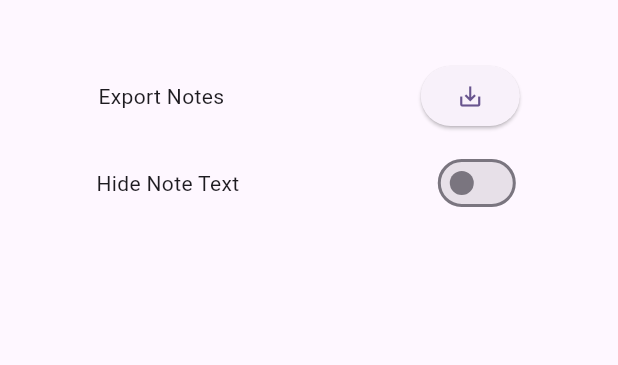
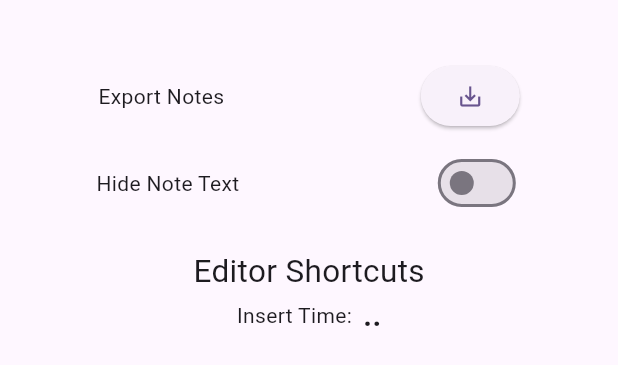
Before and after one commit to chrisK00/notel, a Flutter app: the SettingsPage widget shown alone on an empty page, opened directly, on a phone screen of 412 x 824 dp. Shown: the top 365 px of the screen. Run offline on Flutter 3.47's test engine with Material 3 defaults, Android fonts, the phone set to English and light mode, and no system bars; our stand-ins replace share_plus, sqflite, sqflite_common_ffi; missing offline and left inert: flutter_quill; accounts and stored records are empty.

Commit message:
insert time shortcut

```diff
--- a/lib/settings_page/settings_page.dart
+++ b/lib/settings_page/settings_page.dart
@@ -58,6 +58,29 @@ class _SettingsPageState extends State<SettingsPage> {
               )
             ],
           ),
+          const SizedBox(
+            height: 20,
+          ),
+          const Column(
+            crossAxisAlignment: CrossAxisAlignment.center,
+            children: [
+              Text(
+                "Editor Shortcuts",
+                textScaler: TextScaler.linear(1.5),
+              ),
+              Row(
+                mainAxisAlignment: MainAxisAlignment.center,
+                children: [
+                  Text("Insert Time:  "),
+                  Text("..",
+                      style: TextStyle(
+                        fontSize: 20,
+                        fontWeight: FontWeight.bold,
+                      )),
+                ],
+              )
+            ],
+          )
         ],
       ),
     );
```
Also changed, not shown: lib/note_page/note_base_page.dart (+40 -1 lines).
